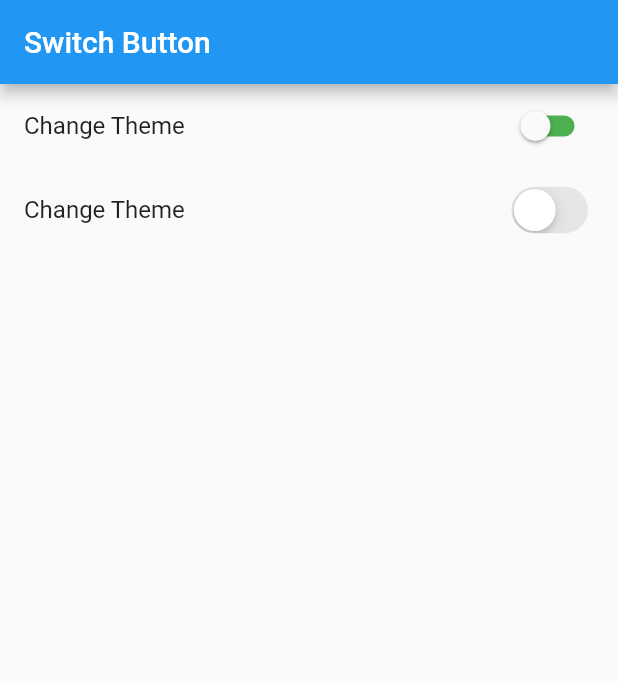
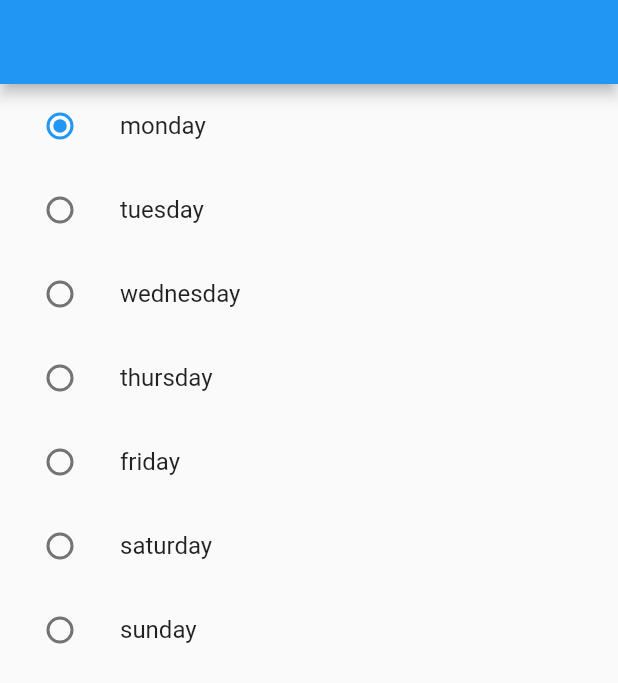
Before and after one commit to Abdusamad98/flutter_nt_ten, a Flutter app: the screen it shows after launch, on a phone screen of 412 x 824 dp. Shown: the top 683 px of the screen. Run offline on Flutter 3.47's test engine with Material 3 defaults, Android fonts, the phone set to English and light mode, and no system bars.

Commit message:
Some changes

```diff
--- a/lib/main.dart
+++ b/lib/main.dart
@@ -1,5 +1,6 @@
 import 'package:flutter/material.dart';
 import 'package:flutter_nt_ten/dynamic_selection_screen.dart';
+import 'package:flutter_nt_ten/radio_button_example.dart';
 import 'package:flutter_nt_ten/simple_selection_example.dart';
 import 'package:flutter_nt_ten/switch_button_example.dart';
 
@@ -8,7 +9,7 @@ void main() {
     MaterialApp(
       debugShowCheckedModeBanner: false,
       theme: ThemeData(useMaterial3: false),
-      home: SwitchButtonExample(),
+      home: RadioExample(),
     ),
   );
 }
--- /dev/null
+++ b/lib/radio_button_example.dart
@@ -0,0 +1,76 @@
+import 'package:flutter/material.dart';
+
+enum WeekDays {
+  monday,
+  tuesday,
+  wednesday,
+  thursday,
+  friday,
+  saturday,
+  sunday,
+}
+
+class RadioExample extends StatefulWidget {
+  const RadioExample({super.key});
+
+  @override
+  State<RadioExample> createState() => _RadioExampleState();
+}
+
+class _RadioExampleState extends State<RadioExample> {
+  List<WeekDay> list = [
+    WeekDay(text: "monday", week: WeekDays.monday),
+    WeekDay(text: "tuesday", week: WeekDays.tuesday),
+    WeekDay(text: "wednesday", week: WeekDays.wednesday),
+    WeekDay(text: "thursday", week: WeekDays.thursday),
+    WeekDay(text: "friday", week: WeekDays.friday),
+    WeekDay(text: "saturday", week: WeekDays.saturday),
+    WeekDay(text: "sunday", week: WeekDays.sunday),
+  ];
+
+  late WeekDay? _character;
+
+  @override
+  void initState() {
+    _character = list[0];
+    super.initState();
+  }
+
+  @override
+  Widget build(BuildContext context) {
+    return Scaffold(
+      appBar: AppBar(),
+      body: Column(
+        children: <Widget>[
+          ...List.generate(
+            list.length,
+            (index) => ListTile(
+              onTap: (){
+                setState(() {
+                  _character = list[index];
+                });
+              },
+              title:  Text(list[index].text),
+              leading: Radio<WeekDay>(
+                value: list[index],
+                groupValue: _character,
+                onChanged: (WeekDay? value) {
+                  setState(() {
+                    _character = value;
+                  });
+                },
+              ),
+            ),
+          ),
+        ],
+      ),
+    );
+  }
+}
+
+class WeekDay {
+  final String text;
+  final WeekDays week;
+
+  WeekDay({required this.text, required this.week});
+}
```
